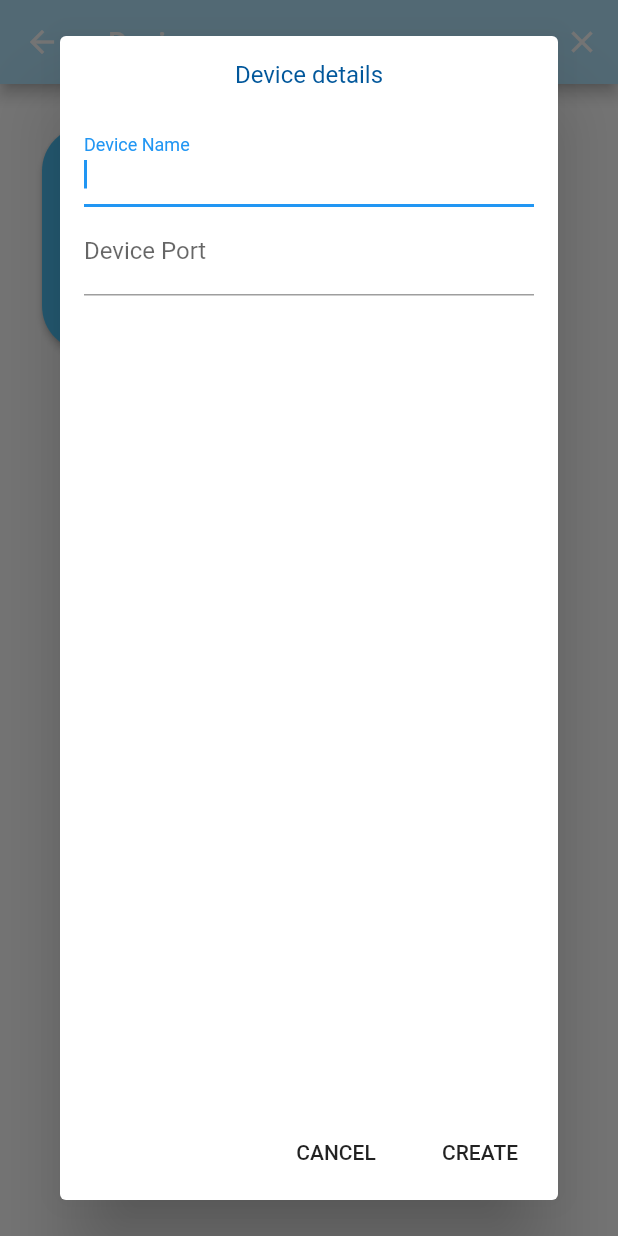
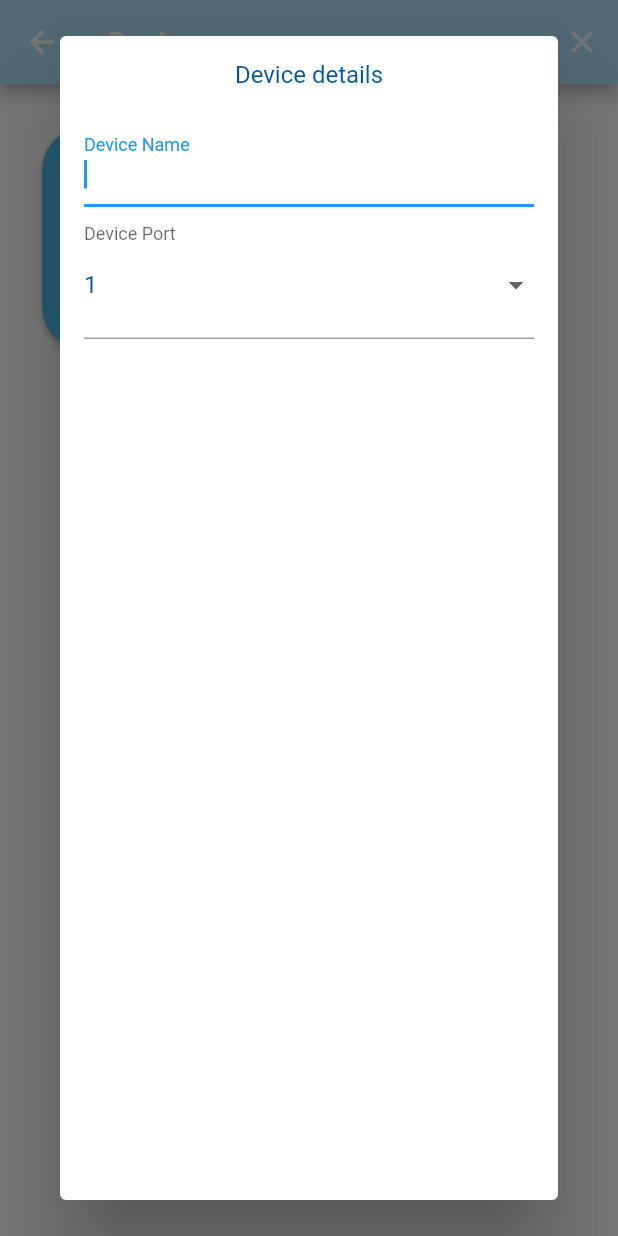
Before and after one commit to Brijeshlakkad/home_automation_app, a Flutter app: the DeviceScreen screen opened directly, after a tap on "Add Device", on a phone screen of 412 x 824 dp. Run offline on Flutter 3.47's test engine with Material 2 defaults, Android fonts, the light colour scheme and no system bars; our stand-ins replace sqflite; accounts and stored records are empty.

```diff
--- a/lib/device.dart
+++ b/lib/device.dart
@@ -27,9 +27,21 @@ class DeviceScreenState extends State<DeviceScreen>
   var dvReFormKey = new GlobalKey<FormState>();
   bool _autoValidatedv = false;
   bool _autoValidatedvRe = false;
+  List<String> portList = <String>[
+    '1',
+    '2',
+    '3',
+    '4',
+    '5',
+    '6',
+    '7',
+    '8',
+    '9',
+    '0'
+  ];
   var dvRefreshIndicatorKey = new GlobalKey<RefreshIndicatorState>();
   List<Device> dvList = new List<Device>();
-  String _dvName, _dvPort;
+  String _dvName, _dvPort = "1";
   void _showSnackBar(String text) {
     showDvScaffoldKey.currentState
         .showSnackBar(new SnackBar(content: new Text(text)));
@@ -155,6 +167,7 @@ class DeviceScreenState extends State<DeviceScreen>
     }
 
     _showDeviceDialog() async {
+      _dvPort = portList[0];
       await showDialog<Null>(
         context: context,
         builder: (BuildContext context) => new AlertDialog(
@@ -173,6 +186,7 @@ class DeviceScreenState extends State<DeviceScreen>
                       key: dvFormKey,
                       autovalidate: _autoValidatedv,
                       child: Column(
+                        crossAxisAlignment: CrossAxisAlignment.center,
                         children: <Widget>[
                           new TextFormField(
                             validator: (val) => deviceNameValidator(val, null),
@@ -182,29 +196,25 @@ class DeviceScreenState extends State<DeviceScreen>
                               labelText: 'Device Name',
                             ),
                           ),
-                          new TextFormField(
-                            onSaved: (val) => _dvPort = val,
-                            autofocus: true,
-                            validator: devicePortValidator,
-                            decoration: new InputDecoration(
+                          new Column(
+                            children: <Widget>[
+                              Container(
+                                width: 300.0,
+                                child: InputDecorator(
+                                  decoration: InputDecoration(
                                     labelText: 'Device Port',
                                   ),
-                          ),
-                        ],
-                      ),
-                    ),
-                  ],
-                ),
-              ),
-              actions: <Widget>[
-                new FlatButton(
-                    child: const Text('CANCEL'),
-                    onPressed: () {
-                      Navigator.pop(context);
-                    }),
-                new FlatButton(
-                    child: const Text('CREATE'),
-                    onPressed: () async {
+                                  child: DropdownButtonHideUnderline(
+                                    child: new DropdownButton<String>(
+                                      value: _dvPort,
+                                      items: portList.map((String value) {
+                                        return new DropdownMenuItem<String>(
+                                          value: value,
+                                          child: new Text(value),
+                                        );
+                                      }).toList(),
+                                      onChanged: (String val) {
+                                        _dvPort = val;
                                         var form = dvFormKey.currentState;
                                         if (form.validate()) {
                                           form.save();
@@ -213,19 +223,32 @@ class DeviceScreenState extends State<DeviceScreen>
                                             _isLoading = true;
                                             _autoValidatedv = false;
                                           });
-                        _createDevice(_dvName, _dvPort, widget.hardware);
+                                          _createDevice(_dvName, _dvPort,
+                                              widget.hardware);
                                         } else {
                                           setState(() {
                                             _autoValidatedv = true;
                                           });
                                         }
-                    })
+                                      },
+                                    ),
+                                  ),
+                                ),
+                              ),
                             ],
+                          ),
+                        ],
+                      ),
+                    ),
+                  ],
+                ),
+              ),
             ),
       );
     }
 
     _showDeviceReDialog(Device dv) async {
+      _dvPort = dv.dvPort;
       await showDialog<String>(
         context: context,
         builder: (BuildContext context) => new AlertDialog(
@@ -255,34 +278,30 @@ class DeviceScreenState extends State<DeviceScreen>
                               labelText: 'Device Name',
                             ),
                           ),
-                          new TextFormField(
-                            validator: devicePortValidator,
-                            onSaved: (val) => _dvPort = val,
-                            autofocus: true,
-                            initialValue: dv.dvPort,
-                            decoration: new InputDecoration(
+                          new Column(
+                            children: <Widget>[
+                              Container(
+                                width: 300.0,
+                                child: InputDecorator(
+                                  decoration: InputDecoration(
                                     labelText: 'Device Port',
                                   ),
-                          ),
-                        ],
-                      ),
-                    ),
-                  ],
-                ),
-              ),
-              actions: <Widget>[
-                new FlatButton(
-                    child: const Text('CANCEL'),
-                    onPressed: () {
-                      Navigator.pop(context);
-                    }),
-                new FlatButton(
-                    child: const Text('MODIFY'),
-                    onPressed: () async {
+                                  child: DropdownButtonHideUnderline(
+                                    child: new DropdownButton<String>(
+                                      value: _dvPort,
+                                      items: portList.map((String value) {
+                                        return new DropdownMenuItem<String>(
+                                          value: value,
+                                          child: new Text(value),
+                                        );
+                                      }).toList(),
+                                      onChanged: (String val) {
+                                        _dvPort = val;
                                         var form = dvReFormKey.currentState;
                                         if (form.validate()) {
                                           form.save();
-                        if (_dvName != dv.dvName || _dvPort != dv.dvPort) {
+                                          if (_dvName != dv.dvName ||
+                                              _dvPort != dv.dvPort) {
                                             Navigator.pop(context);
                                             setState(() {
                                               _isLoading = true;
@@ -297,8 +316,19 @@ class DeviceScreenState extends State<DeviceScreen>
                                             _autoValidatedv = true;
                                           });
                                         }
-                    })
+                                      },
+                                    ),
+                                  ),
+                                ),
+                              ),
                             ],
+                          ),
+                        ],
+                      ),
+                    ),
+                  ],
+                ),
+              ),
             ),
       );
     }
```
Lines whose indentation alone changed are shown as unchanged.
